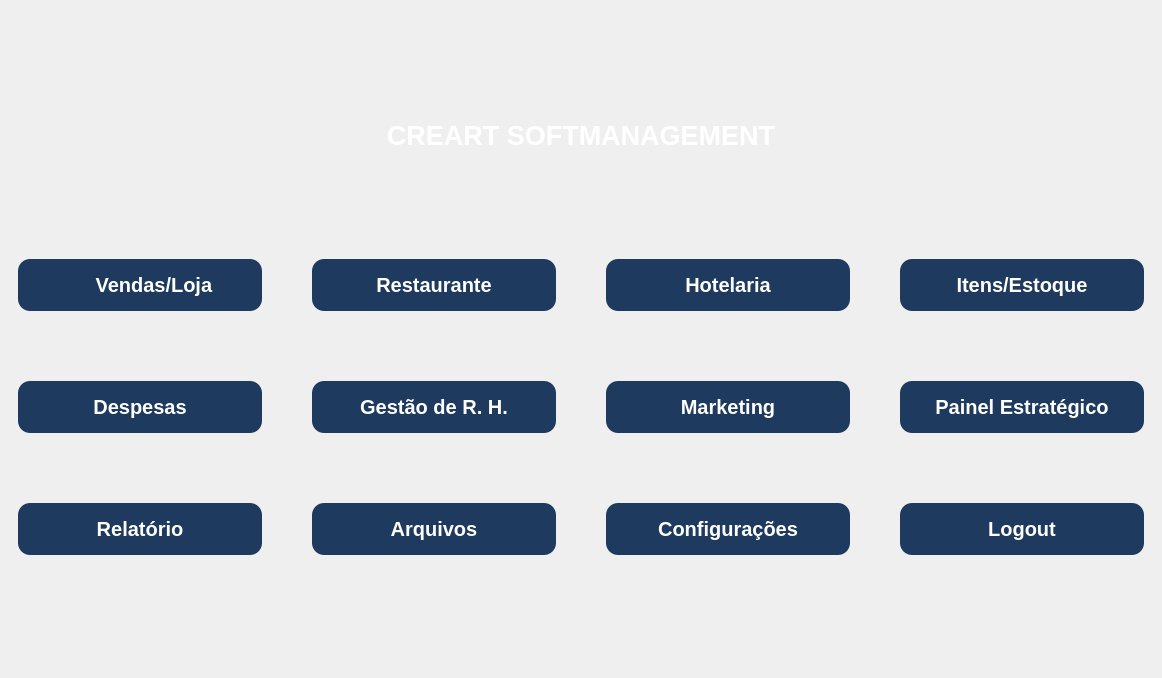
Above: src/untitled.ui from ChongoAE/CREART-SOFTMANAGER before the change. Below: the same form after it.
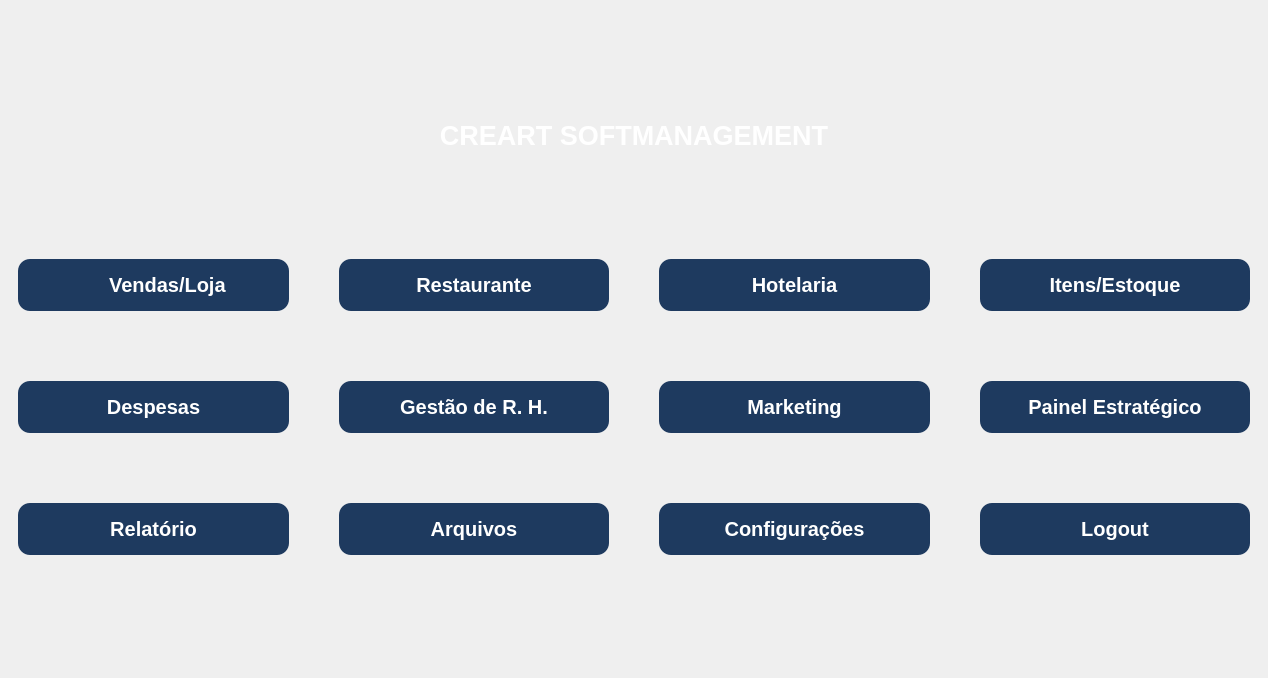
That is the form after the change. The open tabs and pages were chosen to show the change. Icons and pictures are not drawn.

Patch:
```diff
--- a/src/untitled.ui
+++ b/src/untitled.ui
@@ -6,7 +6,7 @@
    <rect>
     <x>0</x>
     <y>0</y>
-    <width>1162</width>
+    <width>1268</width>
     <height>678</height>
    </rect>
   </property>
@@ -154,6 +154,16 @@
             <property name="text">
              <string>Arquivos</string>
             </property>
+            <property name="icon">
+             <iconset resource="../img/img.qrc">
+              <normaloff>:/img/Arquivos.png</normaloff>:/img/Arquivos.png</iconset>
+            </property>
+            <property name="iconSize">
+             <size>
+              <width>100</width>
+              <height>100</height>
+             </size>
+            </property>
            </widget>
           </item>
           <item row="1" column="3">
@@ -164,6 +174,16 @@
             <property name="text">
              <string>Painel Estratégico</string>
             </property>
+            <property name="icon">
+             <iconset resource="../img/img.qrc">
+              <normaloff>:/img/painel estrategico.png</normaloff>:/img/painel estrategico.png</iconset>
+            </property>
+            <property name="iconSize">
+             <size>
+              <width>100</width>
+              <height>100</height>
+             </size>
+            </property>
            </widget>
           </item>
           <item row="1" column="2">
@@ -174,9 +194,19 @@
             <property name="text">
              <string>Marketing</string>
             </property>
+            <property name="icon">
+             <iconset resource="../img/img.qrc">
+              <normaloff>:/img/marketing.png</normaloff>:/img/marketing.png</iconset>
+            </property>
+            <property name="iconSize">
+             <size>
+              <width>100</width>
+              <height>100</height>
+             </size>
+            </property>
            </widget>
           </item>
-          <item row="0" column="0">
+          <item row="0" column="0" alignment="Qt::AlignmentFlag::AlignBottom">
            <widget class="QPushButton" name="vendas">
             <property name="toolTip">
              <string>Clique para entrar no painel de vendas</string>
@@ -204,6 +234,16 @@
             <property name="text">
              <string>Despesas</string>
             </property>
+            <property name="icon">
+             <iconset resource="../img/img.qrc">
+              <normaloff>:/img/Despesas.png</normaloff>:/img/Despesas.png</iconset>
+            </property>
+            <property name="iconSize">
+             <size>
+              <width>100</width>
+              <height>100</height>
+             </size>
+            </property>
            </widget>
           </item>
           <item row="0" column="2">
@@ -214,6 +254,16 @@
             <property name="text">
              <string>Hotelaria</string>
             </property>
+            <property name="icon">
+             <iconset resource="../img/img.qrc">
+              <normaloff>:/img/Hotelaria.png</normaloff>:/img/Hotelaria.png</iconset>
+            </property>
+            <property name="iconSize">
+             <size>
+              <width>100</width>
+              <height>100</height>
+             </size>
+            </property>
            </widget>
           </item>
           <item row="1" column="1">
@@ -224,6 +274,16 @@
             <property name="text">
              <string>Gestão de R. H.</string>
             </property>
+            <property name="icon">
+             <iconset resource="../img/img.qrc">
+              <normaloff>:/img/Gestao de RH.png</normaloff>:/img/Gestao de RH.png</iconset>
+            </property>
+            <property name="iconSize">
+             <size>
+              <width>100</width>
+              <height>100</height>
+             </size>
+            </property>
            </widget>
           </item>
           <item row="2" column="2">
@@ -234,6 +294,16 @@
             <property name="text">
              <string>Configurações</string>
             </property>
+            <property name="icon">
+             <iconset resource="../img/img.qrc">
+              <normaloff>:/img/Configuracoes.png</normaloff>:/img/Configuracoes.png</iconset>
+            </property>
+            <property name="iconSize">
+             <size>
+              <width>100</width>
+              <height>100</height>
+             </size>
+            </property>
            </widget>
           </item>
           <item row="2" column="3">
@@ -244,6 +314,16 @@
             <property name="text">
              <string>Logout</string>
             </property>
+            <property name="icon">
+             <iconset resource="../img/img.qrc">
+              <normaloff>:/img/Logout.png</normaloff>:/img/Logout.png</iconset>
+            </property>
+            <property name="iconSize">
+             <size>
+              <width>100</width>
+              <height>100</height>
+             </size>
+            </property>
            </widget>
           </item>
           <item row="0" column="1">
@@ -254,6 +334,16 @@
             <property name="text">
              <string>Restaurante</string>
             </property>
+            <property name="icon">
+             <iconset resource="../img/img.qrc">
+              <normaloff>:/img/restaurante.png</normaloff>:/img/restaurante.png</iconset>
+            </property>
+            <property name="iconSize">
+             <size>
+              <width>100</width>
+              <height>100</height>
+             </size>
+            </property>
            </widget>
           </item>
           <item row="2" column="0">
@@ -264,6 +354,16 @@
             <property name="text">
              <string>Relatório</string>
             </property>
+            <property name="icon">
+             <iconset resource="../img/img.qrc">
+              <normaloff>:/img/relatorio.png</normaloff>:/img/relatorio.png</iconset>
+            </property>
+            <property name="iconSize">
+             <size>
+              <width>100</width>
+              <height>100</height>
+             </size>
+            </property>
            </widget>
           </item>
           <item row="0" column="3">
@@ -274,6 +374,16 @@
             <property name="text">
              <string>Itens/Estoque</string>
             </property>
+            <property name="icon">
+             <iconset resource="../img/img.qrc">
+              <normaloff>:/img/Itens.png</normaloff>:/img/Itens.png</iconset>
+            </property>
+            <property name="iconSize">
+             <size>
+              <width>100</width>
+              <height>100</height>
+             </size>
+            </property>
            </widget>
           </item>
          </layout>
```
Left out of the diff: 7 changed lines with no effect on the pictures.
